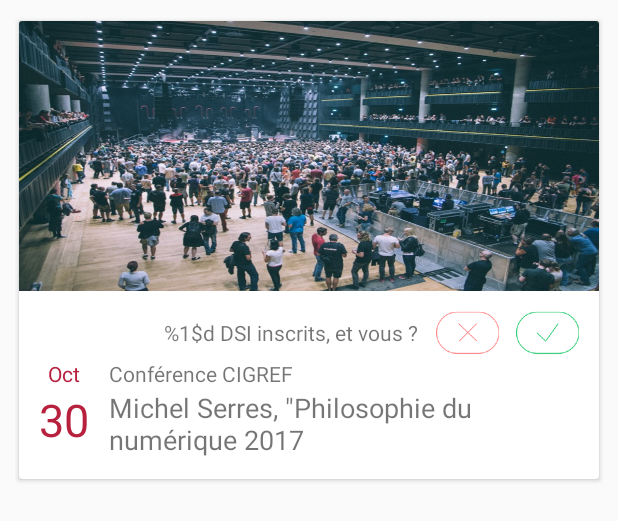
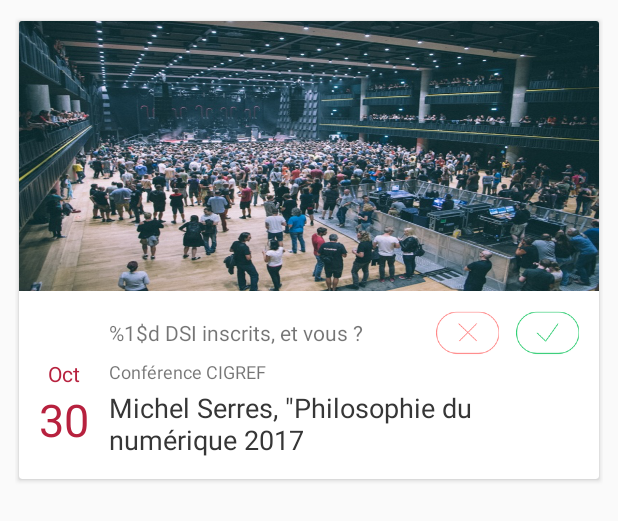
Before and after one commit to alexislargaiolli/cigref, an Android app: the layout event_view.xml on its own in the app's theme, with its tools: preview values and no code run, on a phone screen of 412 x 824 dp. Shown: the top 521 px of the screen. Run offline under Robolectric (Android 15) with nearby library versions, the phone set to English and light mode, and no system bars.

Commit message:
Add 'add to agenda' popup after invitation status change + Set event title as dynamic height + 'read more' btn after event description now expand the panel rather than opening a popup + fix pop style + fix visual from client feedback

```diff
--- a/app/src/main/java/com/sherpa/mynelis/cigref/service/EventServices.java
+++ b/app/src/main/java/com/sherpa/mynelis/cigref/service/EventServices.java
@@ -90,7 +90,7 @@ public class EventServices {
     public static void showEventRegisterSuccessAlert(final Context context, final CampaignModel event) {
         AlertDialog.Builder builder;
         if (Build.VERSION.SDK_INT >= Build.VERSION_CODES.LOLLIPOP) {
-            builder = new AlertDialog.Builder(context, android.R.style.Theme_Material_Dialog_Alert);
+            builder = new AlertDialog.Builder(context, R.style.DialogStyle);
         } else {
             builder = new AlertDialog.Builder(context);
         }
--- a/app/src/main/java/com/sherpa/mynelis/cigref/view/ProfileFragment.java
+++ b/app/src/main/java/com/sherpa/mynelis/cigref/view/ProfileFragment.java
@@ -75,7 +75,7 @@ public class ProfileFragment extends Fragment {
 
             @Override
             public void onInvitationStatusChanged(final int position, final CampaignModel eventCampaign, final InvitationStatus status) {
-                EventCampaignRepository.getInstance().changeInvitationStatus(eventCampaign, status);
+                EventCampaignRepository.getInstance().changeInvitationStatus(eventCampaign, status, getContext());
             }
         });
 
--- a/app/src/main/java/com/sherpa/mynelis/cigref/view/agenda/AgendaFragment.java
+++ b/app/src/main/java/com/sherpa/mynelis/cigref/view/agenda/AgendaFragment.java
@@ -106,7 +106,7 @@ public class AgendaFragment extends Fragment {
 
             @Override
             public void onInvitationStatusChanged(int position, CampaignModel eventCampaign, InvitationStatus status) {
-                EventCampaignRepository.getInstance().changeInvitationStatus(eventCampaign, status);
+                EventCampaignRepository.getInstance().changeInvitationStatus(eventCampaign, status, getContext());
             }
         });
     }
--- a/app/src/main/java/com/sherpa/mynelis/cigref/view/events/EventByDateFragment.java
+++ b/app/src/main/java/com/sherpa/mynelis/cigref/view/events/EventByDateFragment.java
@@ -54,7 +54,7 @@ public class EventByDateFragment extends Fragment {
 
             @Override
             public void onInvitationStatusChanged(final int position, final CampaignModel eventCampaign, final InvitationStatus status) {
-                EventCampaignRepository.getInstance().changeInvitationStatus(eventCampaign, status);
+                EventCampaignRepository.getInstance().changeInvitationStatus(eventCampaign, status, getContext());
             }
         });
 
--- a/app/src/main/java/com/sherpa/mynelis/cigref/view/events/EventByPopularityFragment.java
+++ b/app/src/main/java/com/sherpa/mynelis/cigref/view/events/EventByPopularityFragment.java
@@ -59,7 +59,7 @@ public class EventByPopularityFragment extends Fragment {
 
             @Override
             public void onInvitationStatusChanged(final int position, final CampaignModel eventCampaign, final InvitationStatus status) {
-                EventCampaignRepository.getInstance().changeInvitationStatus(eventCampaign, status);
+                EventCampaignRepository.getInstance().changeInvitationStatus(eventCampaign, status, getContext());
             }
         });
 
--- a/app/src/main/res/layout/activity_event_details.xml
+++ b/app/src/main/res/layout/activity_event_details.xml
@@ -61,6 +61,7 @@
                     android:id="@+id/eventDetailsTitle"
                     android:layout_width="match_parent"
                     android:layout_height="wrap_content"
+                    android:textColor="@color/textColor2"
                     android:textSize="20sp" />
 
                 <TextView
--- a/app/src/main/res/layout/event_view.xml
+++ b/app/src/main/res/layout/event_view.xml
@@ -20,7 +20,7 @@
 
         <LinearLayout
             android:layout_width="match_parent"
-            android:layout_height="match_parent"
+            android:layout_height="wrap_content"
             android:orientation="vertical">
 
             <ImageView
@@ -51,8 +51,9 @@
                         android:layout_gravity="center_vertical"
                         android:layout_marginRight="10dp"
                         android:layout_weight="1"
+                        android:paddingStart="50dp"
                         android:text="@string/event_guest_count"
-                        android:textAlignment="textEnd" />
+                        android:textAlignment="viewStart" />
 
                     <ImageButton
                         android:id="@+id/noButton"
@@ -61,8 +62,8 @@
                         android:layout_gravity="center_vertical"
                         android:layout_marginEnd="5dp"
                         android:background="@android:color/transparent"
-                        android:src="@drawable/event_details_not_go_button"
-                        android:contentDescription="@string/event_details_ic_not_go"/>
+                        android:contentDescription="@string/event_details_ic_not_go"
+                        android:src="@drawable/event_details_not_go_button" />
 
                     <ImageButton
                         android:id="@+id/yesButton"
@@ -117,14 +118,16 @@
                             android:layout_width="match_parent"
                             android:layout_height="20dp"
                             android:layout_weight="1"
-                            android:text="Conférence CIGREF" />
+                            android:text="Conférence CIGREF"
+                            android:textSize="12sp" />
 
                         <TextView
                             android:id="@+id/eventName"
                             android:layout_width="match_parent"
-                            android:layout_height="50dp"
+                            android:layout_height="wrap_content"
                             android:layout_weight="1"
                             android:text='Michel Serres, "Philosophie du numérique 2017'
+                            android:textColor="@color/textColor2"
                             android:textSize="18sp" />
                     </LinearLayout>
 
--- a/app/src/main/res/layout/fragment_events.xml
+++ b/app/src/main/res/layout/fragment_events.xml
@@ -1,4 +1,5 @@
 <FrameLayout xmlns:android="http://schemas.android.com/apk/res/android"
+    xmlns:app="http://schemas.android.com/apk/res-auto"
     xmlns:tools="http://schemas.android.com/tools"
     android:id="@+id/event_main_fragment"
     android:layout_width="match_parent"
@@ -13,7 +14,9 @@
         <android.support.design.widget.TabLayout
             android:id="@+id/tab_layout"
             android:layout_width="match_parent"
-            android:layout_height="wrap_content">
+            android:layout_height="wrap_content"
+            app:tabSelectedTextColor="@color/colorAccent"
+            app:tabTextAppearance="@style/AppTabTextAppearance">
 
             <android.support.design.widget.TabItem
                 android:id="@+id/tab_date"
--- a/app/src/main/res/values/colors.xml
+++ b/app/src/main/res/values/colors.xml
@@ -3,6 +3,9 @@
     <color name="colorPrimary">#b7213e</color>
     <color name="colorPrimaryDark">#9e112c</color>
     <color name="colorAccent">#b7213e</color>
+    <color name="textColor">#444</color>
+    <color name="textColor2">#363636</color>
+    <color name="textColor3">#8e8e93</color>
     <color name="white">#ffffff</color>
     <color name="very_light_grey">#c8efefef</color>
 </resources>
--- a/app/src/main/res/values/strings.xml
+++ b/app/src/main/res/values/strings.xml
@@ -42,7 +42,8 @@
     <string name="event_details_i_go">J\'y vais</string>
     <string name="event_details_you_are_registered">Vous êtes inscrit</string>
 
-    <string name="general_see_more">Voir plus</string>
+    <string name="general_see_more">Lire plus</string>
+    <string name="general_see_less">Lire moins</string>
     <string name="general_close">Fermer</string>
     <string name="transfert_mail_content_html">&lt;p>Bonjour,&lt;/p>&lt;p>Je pense que cet événement du CIGREF pourrait vous intéresser : &lt;/p>&lt;p>%1$s&lt;/p>&lt;p>%2$s&lt;/p>&lt;p>Lieu : %3$s &lt;/p>&lt;p>Date : %4$s &lt;/p>&lt;p>Pour demander à vous inscrire à cet événement contactez le CIGREF à l’adresse suivante : &lt;a> href=\"mailto:cigref@cigref.fr\">cigref@cigref.fr&lt;/a>&lt;/p></string>
     <string name="transfert_mail_content_plain">Bonjour,\n\nJe pense que cet événement du CIGREF pourrait vous intéresser : \n\n%1$s\n\n%2$s\n\nLieu : %3$s \n\nDate : %4$s \n\nPour demander à vous inscrire à cet événement contactez le CIGREF à l’adresse suivante : cigref@cigref.fr</string>
```
Also changed, not shown: app/src/main/java/com/sherpa/mynelis/cigref/data/EventCampaignRepository.java (+6 -2 lines), app/src/main/java/com/sherpa/mynelis/cigref/view/LoginActivity.java (+0 -7 lines), app/src/main/java/com/sherpa/mynelis/cigref/view/details/EventDetailsActivity.java (+22 -18 lines), app/src/main/res/layout/fragment_profile.xml (+22 -29 lines), app/src/main/res/values/styles.xml (+21 -0 lines).
